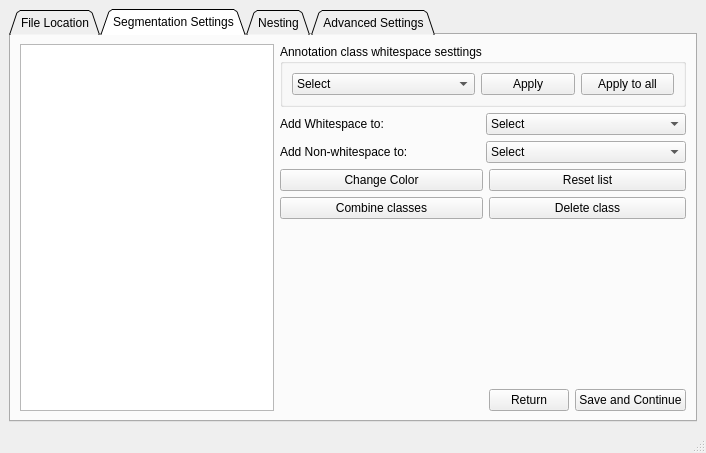
This is CODA.ui in Kiemen-Lab/CODAvision as Qt 5 draws it before an edit. The edited form follows.
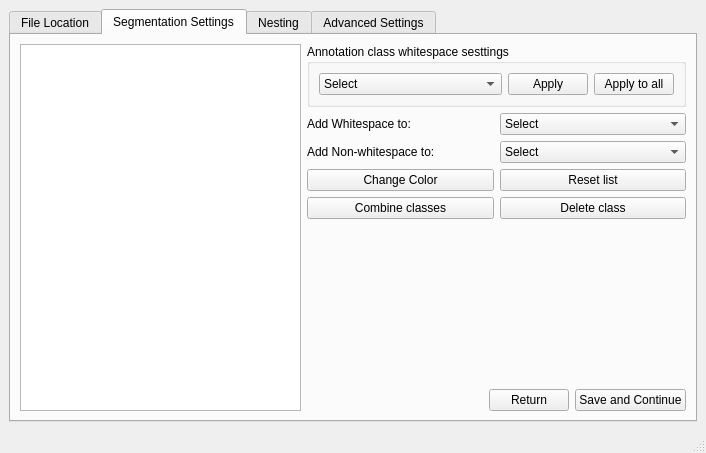
This is the edited form.

Commit message: fixed combine/delete bug and adjusted GUI frame

```diff
--- a/CODA.ui
+++ b/CODA.ui
@@ -14,14 +14,14 @@
    <string>MainWindow</string>
   </property>
   <widget class="QWidget" name="centralwidget">
-   <layout class="QGridLayout" name="gridLayout">
+   <layout class="QGridLayout" name="gridLayout_6">
     <item row="0" column="0">
      <widget class="QTabWidget" name="tabWidget">
       <property name="whatsThis">
        <string/>
       </property>
       <property name="tabShape">
-       <enum>QTabWidget::TabShape::Triangular</enum>
+       <enum>QTabWidget::TabShape::Rounded</enum>
       </property>
       <property name="currentIndex">
        <number>1</number>
@@ -37,7 +37,7 @@
         <string>File Location</string>
        </attribute>
        <layout class="QGridLayout" name="gridLayout_3">
-        <item row="0" column="0" colspan="4">
+        <item row="0" column="0" colspan="2">
          <layout class="QHBoxLayout" name="horizontalLayout">
           <item>
            <widget class="QLabel" name="label">
@@ -77,14 +77,7 @@
           </item>
          </layout>
         </item>
-        <item row="2" column="0">
-         <widget class="QLabel" name="label_3">
-          <property name="text">
-           <string>Model name</string>
-          </property>
-         </widget>
-        </item>
-        <item row="1" column="0" colspan="4">
+        <item row="1" column="0" colspan="2">
          <layout class="QHBoxLayout" name="horizontalLayout_2">
           <item>
            <widget class="QLabel" name="label_2">
@@ -109,27 +102,38 @@
           </item>
          </layout>
         </item>
-        <item row="2" column="2">
-         <spacer name="horizontalSpacer_3">
-          <property name="orientation">
-           <enum>Qt::Orientation::Horizontal</enum>
-          </property>
-          <property name="sizeHint" stdset="0">
-           <size>
-            <width>419</width>
-            <height>20</height>
-           </size>
-          </property>
-         </spacer>
-        </item>
-        <item row="2" column="1">
+        <item row="2" column="0">
+         <layout class="QHBoxLayout" name="horizontalLayout_6">
+          <item>
+           <widget class="QLabel" name="label_3">
+            <property name="text">
+             <string>Model name</string>
+            </property>
+           </widget>
+          </item>
+          <item>
          <widget class="QLineEdit" name="model_name">
           <property name="toolTip">
            <string>Model name</string>
           </property>
          </widget>
         </item>
-        <item row="3" column="0" colspan="2">
+         </layout>
+        </item>
+        <item row="2" column="1">
+         <spacer name="horizontalSpacer_3">
+          <property name="orientation">
+           <enum>Qt::Orientation::Horizontal</enum>
+          </property>
+          <property name="sizeHint" stdset="0">
+           <size>
+            <width>416</width>
+            <height>17</height>
+           </size>
+          </property>
+         </spacer>
+        </item>
+        <item row="3" column="0">
          <layout class="QHBoxLayout" name="horizontalLayout_3">
           <item>
            <widget class="QLabel" name="label_4">
@@ -167,7 +171,20 @@
           </item>
          </layout>
         </item>
-        <item row="6" column="0" colspan="4">
+        <item row="4" column="0">
+         <spacer name="verticalSpacer">
+          <property name="orientation">
+           <enum>Qt::Orientation::Vertical</enum>
+          </property>
+          <property name="sizeHint" stdset="0">
+           <size>
+            <width>20</width>
+            <height>187</height>
+           </size>
+          </property>
+         </spacer>
+        </item>
+        <item row="5" column="0" colspan="2">
          <layout class="QHBoxLayout" name="horizontalLayout_9">
           <item>
            <spacer name="horizontalSpacer">
@@ -191,30 +208,23 @@
           </item>
          </layout>
         </item>
-        <item row="5" column="0">
-         <spacer name="verticalSpacer">
-          <property name="orientation">
-           <enum>Qt::Orientation::Vertical</enum>
-          </property>
-          <property name="sizeHint" stdset="0">
-           <size>
-            <width>20</width>
-            <height>187</height>
-           </size>
-          </property>
-         </spacer>
-        </item>
        </layout>
       </widget>
       <widget class="QWidget" name="tab_2">
        <attribute name="title">
         <string>Segmentation Settings</string>
        </attribute>
-       <layout class="QGridLayout" name="gridLayout_6">
-        <item row="0" column="0" rowspan="6">
-         <widget class="QTableWidget" name="tissue_segmentation_TW"/>
+       <layout class="QGridLayout" name="gridLayout_7">
+        <item row="0" column="0" rowspan="2">
+         <widget class="QTableWidget" name="tissue_segmentation_TW">
+          <property name="enabled">
+           <bool>true</bool>
+          </property>
+         </widget>
         </item>
-        <item row="0" column="1" colspan="3">
+        <item row="0" column="1">
+         <layout class="QVBoxLayout" name="verticalLayout_2">
+          <item>
          <widget class="QGroupBox" name="groupBox">
           <property name="title">
            <string>Annotation class whitespace sesttings</string>
@@ -265,116 +275,129 @@
           </layout>
          </widget>
         </item>
-        <item row="2" column="1">
+          <item>
+           <layout class="QVBoxLayout" name="verticalLayout">
+            <item>
+             <layout class="QHBoxLayout" name="horizontalLayout_4">
+              <item>
+               <widget class="QLabel" name="label_6">
+                <property name="text">
+                 <string>Add Whitespace to:</string>
+                </property>
+               </widget>
+              </item>
+              <item>
+               <widget class="QComboBox" name="addws_CB">
+                <item>
+                 <property name="text">
+                  <string>Select</string>
+                 </property>
+                </item>
+               </widget>
+              </item>
+             </layout>
+            </item>
+            <item>
+             <layout class="QHBoxLayout" name="horizontalLayout_5">
+              <item>
+               <widget class="QLabel" name="label_7">
+                <property name="text">
+                 <string>Add Non-whitespace to:</string>
+                </property>
+               </widget>
+              </item>
+              <item>
+               <widget class="QComboBox" name="addnonws_CB">
+                <item>
+                 <property name="text">
+                  <string>Select</string>
+                 </property>
+                </item>
+               </widget>
+              </item>
+             </layout>
+            </item>
+           </layout>
+          </item>
+          <item>
+           <layout class="QGridLayout" name="gridLayout">
+            <item row="0" column="0">
          <widget class="QPushButton" name="changecolor_PB">
           <property name="text">
            <string>Change Color</string>
           </property>
          </widget>
         </item>
-        <item row="2" column="2" colspan="2">
+            <item row="0" column="1">
          <widget class="QPushButton" name="Reset_PB">
+              <property name="enabled">
+               <bool>true</bool>
+              </property>
           <property name="text">
            <string>Reset list</string>
           </property>
          </widget>
         </item>
-        <item row="3" column="1">
+            <item row="1" column="0">
          <widget class="QPushButton" name="Combine_PB">
           <property name="text">
            <string>Combine classes</string>
           </property>
          </widget>
         </item>
-        <item row="3" column="2" colspan="2">
+            <item row="1" column="1">
          <widget class="QPushButton" name="delete_PB">
           <property name="text">
            <string>Delete class</string>
           </property>
          </widget>
         </item>
-        <item row="4" column="2" colspan="2">
+           </layout>
+          </item>
+          <item>
          <spacer name="verticalSpacer_3">
           <property name="orientation">
            <enum>Qt::Orientation::Vertical</enum>
           </property>
           <property name="sizeHint" stdset="0">
            <size>
-            <width>20</width>
-            <height>327</height>
+              <width>17</width>
+              <height>142</height>
            </size>
           </property>
          </spacer>
         </item>
-        <item row="5" column="1">
+         </layout>
+        </item>
+        <item row="1" column="1">
+         <layout class="QHBoxLayout" name="horizontalLayout_7">
+          <item>
          <spacer name="horizontalSpacer_2">
           <property name="orientation">
            <enum>Qt::Orientation::Horizontal</enum>
           </property>
           <property name="sizeHint" stdset="0">
            <size>
-            <width>205</width>
-            <height>20</height>
+              <width>128</width>
+              <height>17</height>
            </size>
           </property>
          </spacer>
         </item>
-        <item row="5" column="2">
+          <item>
          <widget class="QPushButton" name="return_ts_PB">
           <property name="text">
            <string>Return</string>
           </property>
          </widget>
         </item>
-        <item row="5" column="3">
+          <item>
          <widget class="QPushButton" name="save_ts_PB">
           <property name="text">
            <string>Save and Continue</string>
           </property>
          </widget>
         </item>
-        <item row="1" column="1" colspan="3">
-         <layout class="QVBoxLayout" name="verticalLayout">
-          <item>
-           <layout class="QHBoxLayout" name="horizontalLayout_4">
-            <item>
-             <widget class="QLabel" name="label_6">
-              <property name="text">
-               <string>Add Whitespace to:</string>
-              </property>
-             </widget>
-            </item>
-            <item>
-             <widget class="QComboBox" name="addws_CB">
-              <item>
-               <property name="text">
-                <string>Select</string>
-               </property>
-              </item>
-             </widget>
-            </item>
-           </layout>
-          </item>
-          <item>
-           <layout class="QHBoxLayout" name="horizontalLayout_5">
-            <item>
-             <widget class="QLabel" name="label_7">
-              <property name="text">
-               <string>Add Non-whitespace to:</string>
-              </property>
-             </widget>
-            </item>
-            <item>
-             <widget class="QComboBox" name="addnonws_CB">
-              <item>
-               <property name="text">
-                <string>Select</string>
-               </property>
-              </item>
-             </widget>
-            </item>
-           </layout>
-          </item>
          </layout>
         </item>
        </layout>
@@ -518,7 +541,10 @@
             <item>
              <widget class="QComboBox" name="tts_CB">
               <property name="currentText">
-               <string>64</string>
+               <string>1024</string>
+              </property>
+              <property name="currentIndex">
+               <number>4</number>
               </property>
               <item>
                <property name="text">
```
Lines whose indentation alone changed are shown as unchanged. The commit also changes 3 other files.
